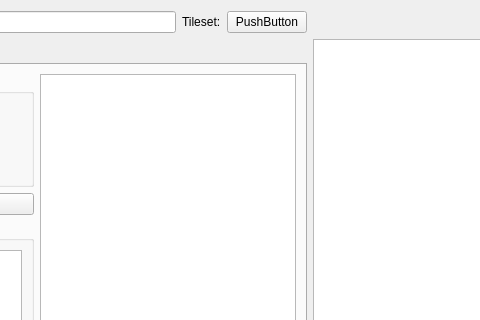
Qt form src/ui/database/chipset_widget.ui (EasyRPG/Editor) before a commit; both pictures show x 268 to 748 and y 0 to 320 of the 929 by 599 pixel window.
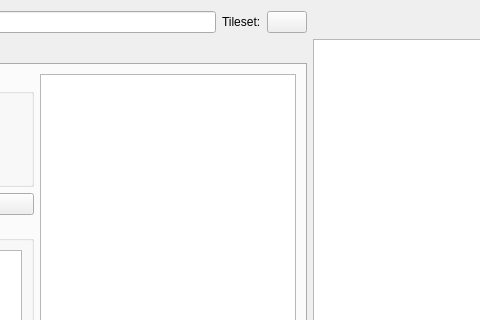
The same form after that commit. Custom widgets are drawn as their Qt base class.

Diff of the .ui file:
```diff
--- a/src/ui/database/chipset_widget.ui
+++ b/src/ui/database/chipset_widget.ui
@@ -238,7 +238,7 @@
        <item row="0" column="1">
         <widget class="QPushButton" name="pushTileset">
          <property name="text">
-          <string>PushButton</string>
+          <string/>
          </property>
         </widget>
        </item>
```
Left out of the diff: 2 changed lines with no effect on the pictures.
